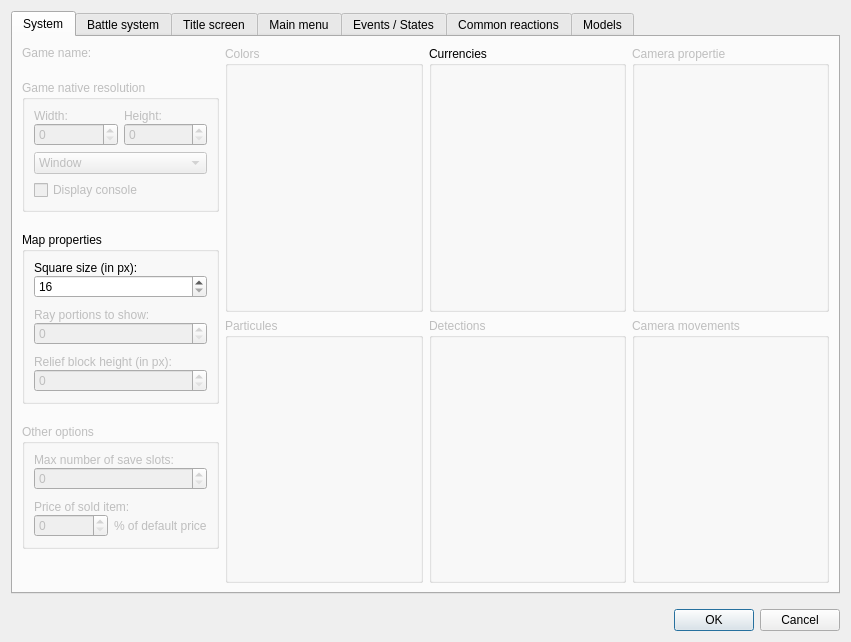
RPG-Paper-Maker/RPG-Paper-Maker, file Dialogs/dialogsystems.ui: the form before one commit.
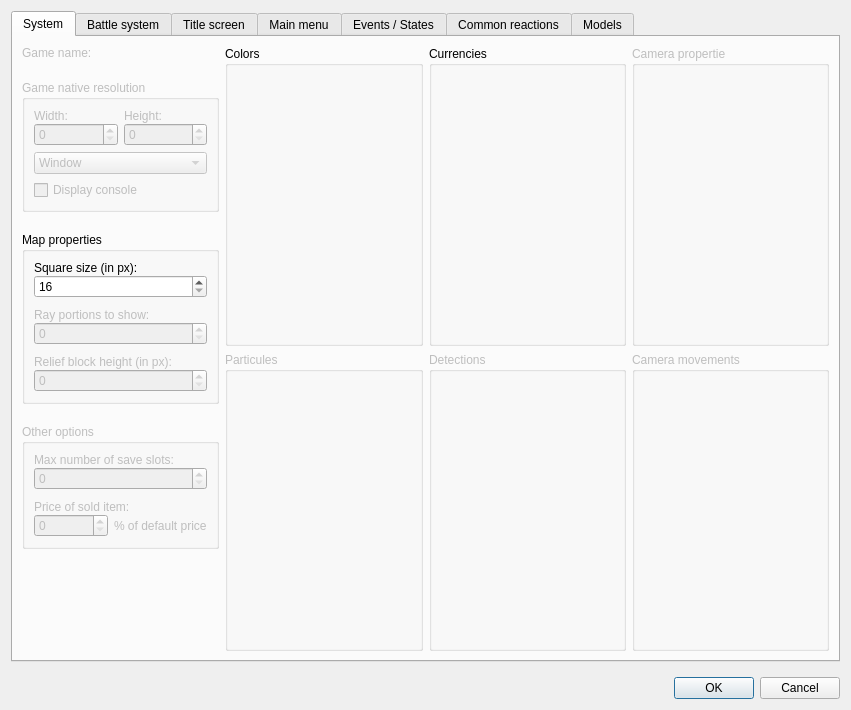
The form after the commit. Custom widgets are drawn as their Qt base class.

The edit to the form file:
```diff
--- a/Dialogs/dialogsystems.ui
+++ b/Dialogs/dialogsystems.ui
@@ -7,7 +7,7 @@
     <x>0</x>
     <y>0</y>
     <width>851</width>
-    <height>642</height>
+    <height>710</height>
    </rect>
   </property>
   <property name="minimumSize">
@@ -335,7 +335,7 @@
              <item>
               <widget class="QGroupBox" name="groupBox_4">
                <property name="enabled">
-                <bool>false</bool>
+                <bool>true</bool>
                </property>
                <property name="title">
                 <string>Colors</string>
@@ -344,7 +344,7 @@
                 <item row="0" column="0">
                  <widget class="PanelSuperList" name="panelSuperListColors" native="true">
                   <property name="enabled">
-                   <bool>false</bool>
+                   <bool>true</bool>
                   </property>
                  </widget>
                 </item>
```
